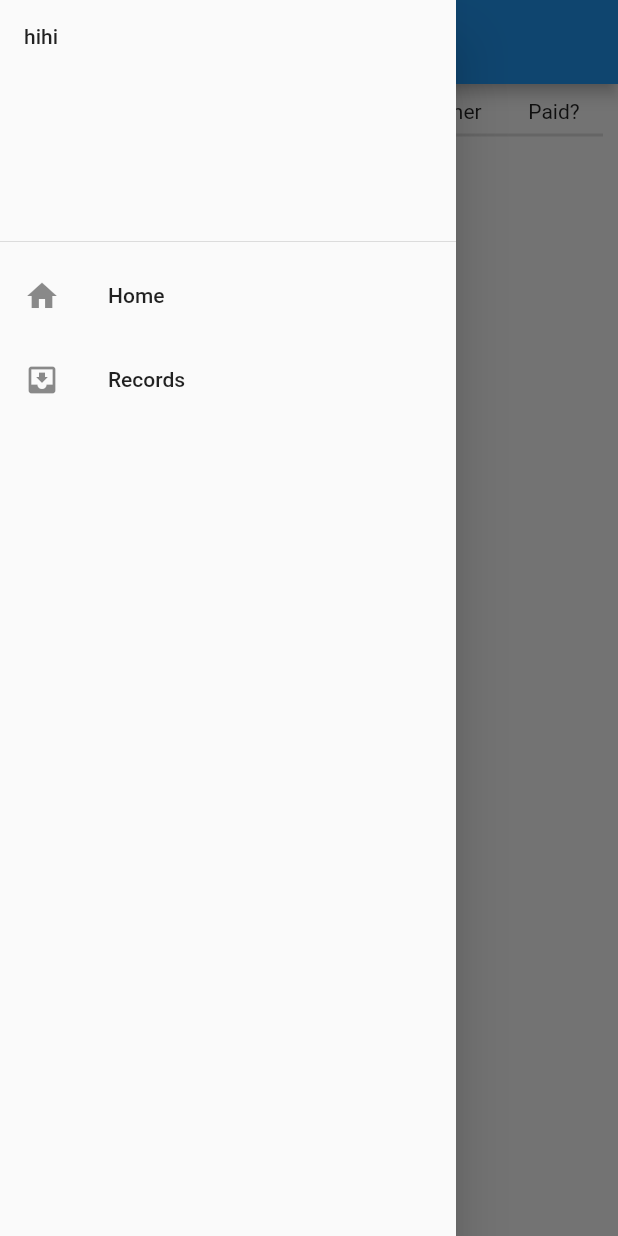
After one commit to ze9786/betBattle, a Flutter app: the RecordScreen screen opened directly, with the side drawer open, on a phone screen of 412 x 824 dp. The commit adds this screen. Run offline on Flutter 3.47's test engine with Material 2 defaults, Android fonts, the phone set to English and light mode, and no system bars; our stand-ins replace cloud_firestore, firebase_core, flutter_slidable, shared_preferences; accounts and stored records are empty.

Commit message:
added record page

```diff
--- a/lib/Home.dart
+++ b/lib/Home.dart
@@ -1,7 +1,9 @@
 import 'package:bet_battle/Bet.dart';
+import 'package:bet_battle/Records.dart';
 import 'package:cloud_firestore/cloud_firestore.dart';
 import 'package:firebase_core/firebase_core.dart';
 import 'package:flutter/material.dart';
+import 'package:flutter_slidable/flutter_slidable.dart';
 import 'package:shared_preferences/shared_preferences.dart';
 
 class Home extends StatefulWidget {
@@ -19,13 +21,31 @@ class _HomeState extends State<Home> {
   static const color = const Color(0xff3BBEFF);
   static const color1 = const Color(0xff3E80FB);
   static const color2 = const Color(0xff316FE5);
+  int counterZ = 0;
+  int counterS = 0;
 
   Future _setData(Bet bet) async {
-    FirebaseFirestore.instance.collection('bets').add({
+    FirebaseFirestore.instance
+        .collection('bets')
+        .doc(DateTime.now().toString())
+        .set({
       'title': bet.title,
       'zelina': bet.zelina,
       'stephen': bet.stephen,
       'winner': '?',
+    });
+  }
+
+  Future _setRecord(Bet bet) async {
+    FirebaseFirestore.instance
+        .collection('records')
+        .doc(DateTime.now().toString())
+        .set({
+      'title': bet.title,
+      'zelina': bet.zelina,
+      'stephen': bet.stephen,
+      'winner': bet.winner,
+      'paid': false
     });
   }
 
@@ -39,6 +59,13 @@ class _HomeState extends State<Home> {
     });
   }
 
+  Future _deleteData(DocumentSnapshot documentSnapshot) async {
+    FirebaseFirestore.instance
+        .collection('bets')
+        .doc(documentSnapshot.id)
+        .delete();
+  }
+
   // @override
   // void initState() {
   //   for (int i = 0; i < dropdownValue.length; i++) {
@@ -49,8 +76,54 @@ class _HomeState extends State<Home> {
   TextEditingController controller = TextEditingController();
   final FocusNode focusNode = FocusNode();
 
+  @override
+  void initState() {
+    counterS = countWin('Stephen');
+    counterZ = countWin('Zelina');
+    print(counterZ);
+    super.initState();
+  }
+
+  int countWin(String name) {
+    var snapshots = FirebaseFirestore.instance.collection('bets').snapshots();
+    int counter = 0;
+    snapshots.forEach((snapshot) {
+      for (int i = 0; i < snapshot.docs.length; i++) {
+        // snapshot.docs.forEach((element) {
+        print(snapshot.docs[i].data().values.elementAt(1));
+        if (snapshot.docs[i].data().values.elementAt(1) == name) ++counter;
+        if (i == snapshot.docs.length - 1) return counter;
+      }
+    });
+    return counter;
+  }
+
   Widget buildItem(BuildContext context, DocumentSnapshot document, int index) {
-    return Row(
+    return Slidable(
+      actionPane: SlidableDrawerActionPane(),
+      actionExtentRatio: 0.25,
+      secondaryActions: <Widget>[
+        IconSlideAction(
+          caption: 'Move',
+          color: color1,
+          icon: Icons.move_to_inbox,
+          onTap: () {
+            _deleteData(document);
+            _setRecord(Bet(
+                title: document.get('title'),
+                zelina: document.get('zelina'),
+                stephen: document.get('stephen'),
+                winner: document.get('winner')));
+          },
+        ),
+        IconSlideAction(
+          caption: 'Delete',
+          color: Colors.red,
+          icon: Icons.delete,
+          onTap: () => _deleteData(document),
+        ),
+      ],
+      child: Row(
         mainAxisAlignment: MainAxisAlignment.spaceBetween,
         children: [
           Container(width: 100, child: Text(document.get('title'))),
@@ -79,14 +152,37 @@ class _HomeState extends State<Home> {
                 child: Text(value),
               );
             }).toList(),
-        )
+          ),
         ],
+      ),
     );
   }
 
   @override
   Widget build(BuildContext context) {
     return Scaffold(
+      drawer: Drawer(
+        child: ListView(
+          children: [
+            DrawerHeader(child: Text("hihi")),
+            ListTile(
+              leading: Icon(Icons.home),
+              title: Text('Home'),
+              onTap: () {
+                Navigator.push(
+                    context, MaterialPageRoute(builder: (_) => Home()));
+              },
+            ),
+            ListTile(
+                leading: Icon(Icons.move_to_inbox),
+                title: Text('Records'),
+                onTap: () {
+                  Navigator.push(context,
+                      MaterialPageRoute(builder: (_) => RecordScreen()));
+                }),
+          ],
+        ),
+      ),
       appBar: AppBar(
         title: Text("Bet details"),
         // leading: FlatButton(
@@ -133,6 +229,8 @@ class _HomeState extends State<Home> {
                                       ),
                                     );
                                   } else {
+                                    if (dropdownValue != null)
+                                      dropdownValue.clear();
                                     for (int i = 0;
                                         i < snapshot.data.documents.length;
                                         i++) {
@@ -140,6 +238,8 @@ class _HomeState extends State<Home> {
                                               .data.documents[i]
                                               .get('winner') ??
                                           '?');
+                                      print(snapshot.data.documents[i]
+                                          .get('winner'));
                                     }
                                     return ListView.separated(
                                       separatorBuilder: (context, int) =>
@@ -163,6 +263,14 @@ class _HomeState extends State<Home> {
                 Container(
                   height: 30,
                   color: Colors.green[100],
+                  child: Row(
+                    mainAxisAlignment: MainAxisAlignment.spaceAround,
+                    children: [
+                      //TODO: counter for the bet wins
+                      Text('Zelina: '),
+                      Text('Stephen: ')
+                    ],
+                  ),
                 ),
                 Row(
                   children: [
@@ -253,9 +361,11 @@ class _HomeState extends State<Home> {
                             else {
                               bets.add(Bet(
                                   title: title,
-                                zelina: dropdownValueZ == "Yes" ? true : false,
-                                stephen: dropdownValueS == "Yes" ? true : false,
-                              ));
+                                  zelina:
+                                      dropdownValueZ == "Yes" ? true : false,
+                                  stephen:
+                                      dropdownValueS == "Yes" ? true : false,
+                                  winner: '?'));
                               //add to cloud firestore
                               _setData(Bet(
                                   title: title,
--- /dev/null
+++ b/lib/Records.dart
@@ -0,0 +1,106 @@
+import 'package:cloud_firestore/cloud_firestore.dart';
+import 'package:flutter/material.dart';
+
+import 'Home.dart';
+
+class RecordScreen extends StatefulWidget {
+  @override
+  _RecordScreenState createState() => _RecordScreenState();
+}
+
+class _RecordScreenState extends State<RecordScreen> {
+  Widget buildItem(DocumentSnapshot document) {
+    return Row(
+      mainAxisAlignment: MainAxisAlignment.spaceAround,
+      children: [
+        Container(width: 50, child: Text(document.get('title'))),
+        Text(document.get('zelina') ? "Yes" : "No"),
+        Text(document.get('stephen') ? "Yes" : "No"),
+        Text(document.get('winner')),
+        Text(document.get('paid').toString())
+      ],
+    );
+  }
+
+  @override
+  Widget build(BuildContext context) {
+    return Scaffold(
+      drawer: Drawer(
+        child: ListView(
+          children: [
+            DrawerHeader(child: Text("hihi")),
+            ListTile(
+              leading: Icon(Icons.home),
+              title: Text('Home'),
+              onTap: () {
+                Navigator.push(
+                    context, MaterialPageRoute(builder: (_) => Home()));
+              },
+            ),
+            ListTile(
+                leading: Icon(Icons.move_to_inbox),
+                title: Text('Records'),
+                onTap: () {
+                  Navigator.push(context,
+                      MaterialPageRoute(builder: (_) => RecordScreen()));
+                }),
+          ],
+        ),
+      ),
+      appBar: AppBar(
+        title: Text("Bet Records"),
+        // leading: FlatButton(
+        //   child: Icon(Icons.add),
+        // )
+      ),
+      body: SafeArea(
+          child: Container(
+        padding: EdgeInsets.all(10),
+        child: ListView(
+          children: [
+            Row(
+              mainAxisAlignment: MainAxisAlignment.spaceAround,
+              children: [
+                Container(
+                  width: 70,
+                  child: Text('Title'),
+                ),
+                Text('Zelina'),
+                Text('Stephen'),
+                Text('Winner'),
+                Text('Paid?')
+              ],
+            ),
+            Divider(
+              thickness: 2,
+            ),
+            Expanded(
+              child: StreamBuilder(
+                stream: FirebaseFirestore.instance
+                    .collection('records')
+                    .snapshots(),
+                builder: (context, snapshot) {
+                  if (!snapshot.hasData) {
+                    return Center(
+                      child: CircularProgressIndicator(
+                        valueColor: AlwaysStoppedAnimation<Color>(
+                            Theme.of(context).primaryColor),
+                      ),
+                    );
+                  } else {
+                    return ListView.separated(
+                        shrinkWrap: true,
+                        itemBuilder: (context, index) =>
+                            buildItem(snapshot.data.documents[index]),
+                        separatorBuilder: (context, int) => Divider(),
+                        itemCount: snapshot.data.documents.length ?? 0);
+                  }
+                },
+              ),
+            )
+          ],
+        ),
+      )),
+    );
+  }
+}
--- a/lib/main.dart
+++ b/lib/main.dart
@@ -1,18 +1,19 @@
 import 'package:cloud_firestore/cloud_firestore.dart';
 import 'package:firebase_core/firebase_core.dart';
 import 'package:flutter/material.dart';
-import 'package:shared_preferences/shared_preferences.dart';
 
 import 'Home.dart';
 
 Future<void> main() async {
   WidgetsFlutterBinding.ensureInitialized();
   await Firebase.initializeApp();
+
   runApp(MyApp());
 }
 
 class MyApp extends StatelessWidget {
   // This widget is the root of your application.
+
   @override
   Widget build(BuildContext context) {
     return MaterialApp(
--- a/pubspec.yaml
+++ b/pubspec.yaml
@@ -28,6 +28,7 @@ dependencies:
   firebase_storage: ^4.0.0
   shared_preferences: ^0.5.10
   cloud_firestore: ^0.14.0+2
+  flutter_slidable: ^0.5.7
 
 
   # The following adds the Cupertino Icons font to your application.
```
Also changed, not shown: pubspec.lock, 1 other file. Lines whose indentation alone changed are shown as unchanged.
